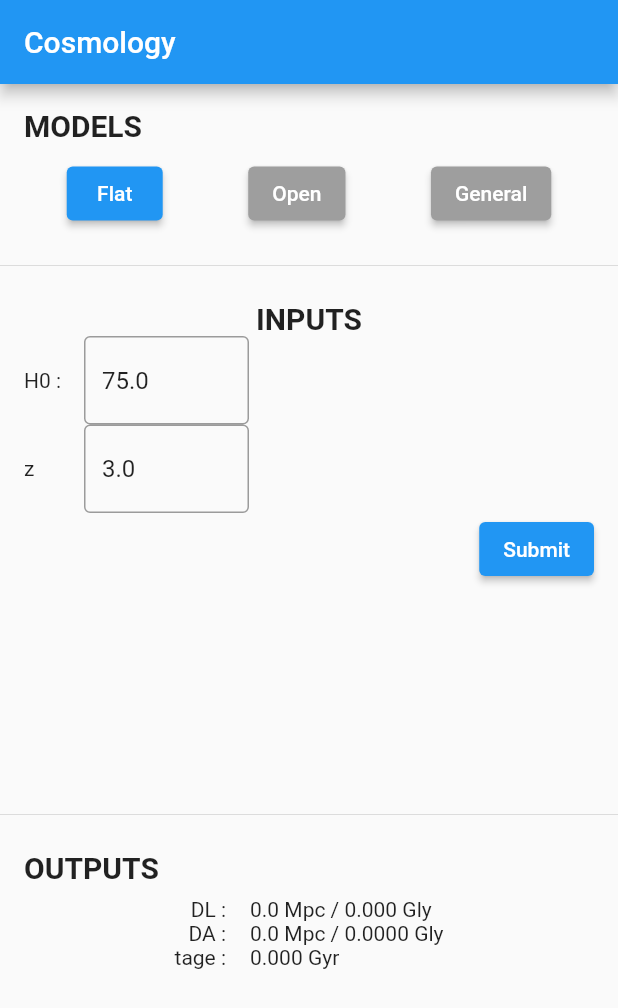
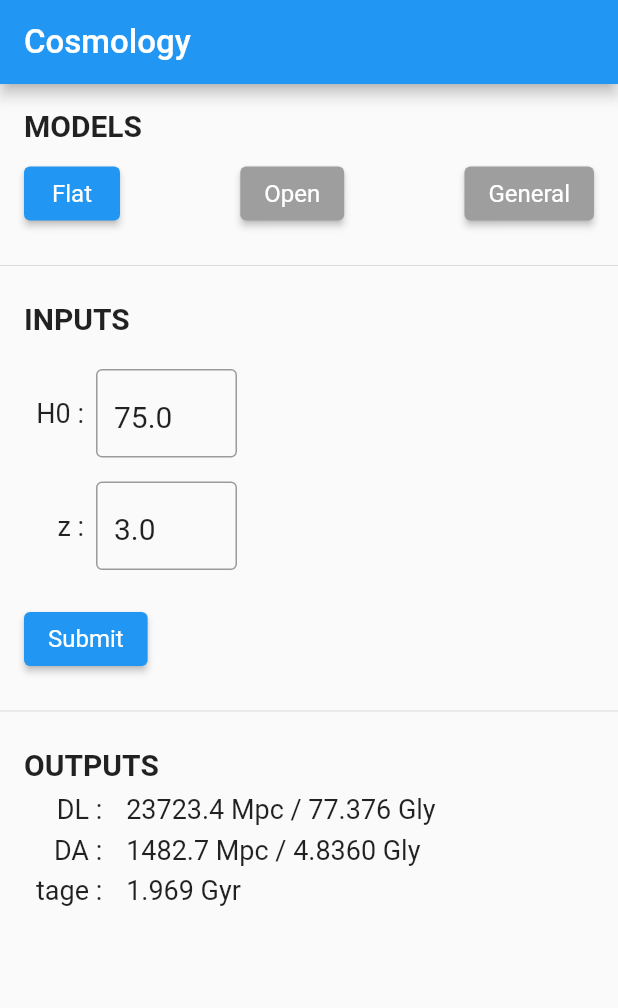
Before and after one commit to boshishuoshuo/cosmology_calculator, a Flutter app: the screen it shows after launch, on a phone screen of 412 x 824 dp. Shown: the top 1008 px of the screen. Run offline on Flutter 3.47's test engine with Material 2 defaults, Android fonts, the light colour scheme and no system bars; drawn by our look-alikes of easy_rich_text.

Commit message:
Finalize the format

```diff
--- a/lib/main.dart
+++ b/lib/main.dart
@@ -21,6 +21,10 @@ class MyApp extends StatelessWidget {
       title: 'Cosmology Calculator',
       theme: ThemeData(
         primarySwatch: Colors.blue,
+        textTheme: const TextTheme(
+          headline6: TextStyle(fontSize: 22),
+          bodyText2: TextStyle(fontSize: 18),
+        ),
       ),
       home: const CosmologyCalculatorScreen(),
     );
--- a/lib/providers/calculator.dart
+++ b/lib/providers/calculator.dart
@@ -14,17 +14,18 @@ class Calculator with ChangeNotifier {
     'z': 3.0,
     'H0': 75,
     'OmegaM': 0.3,
+    'OmegaV': 0.0,
     'age_Gyr': 0.0,
-    'zage_Gyr': 0.0,
+    'zage_Gyr': 1.969,
     'DTT_Gyr': 0.0,
     'DCMR_Mpc': 0.0,
     'DCMR_Gyr': 0.0,
     'V_Gpc': 0.0,
-    'DA_Mpc': 0.0,
-    'DA_Gyr': 0.0,
+    'DA_Mpc': 1482.7,
+    'DA_Gyr': 4.8360,
     'kpc_DA': 0.0,
-    'DL_Mpc': 0.0,
-    'DL_Gyr': 0.0,
+    'DL_Mpc': 23723.4,
+    'DL_Gyr': 77.376,
     'distanceModulus': 0.0,
   };
 
@@ -37,9 +38,22 @@ class Calculator with ChangeNotifier {
   }
 
   double get _WV {
-    return 1.0 -
-        _results['OmegaM']! -
-        0.4165 / (_results['H0']! * _results['H0']!);
+    switch (selectedModel) {
+      case Universe.flat:
+        {
+          return 1.0 -
+              _results['OmegaM']! -
+              0.4165 / (_results['H0']! * _results['H0']!);
+        }
+      case Universe.open:
+        {
+          return 0.0;
+        }
+      case Universe.general:
+        {
+          return _results['OmegaV']!;
+        }
+    }
   }
 
   double get _h {
@@ -123,10 +137,10 @@ class Calculator with ChangeNotifier {
   void calculate(Map<String, double?> inputValues) {
     _results['z'] = inputValues['redshift'];
     _results['H0'] = inputValues['hubbleConst'];
-    _results['WM'] = inputValues['omegaMatter'];
+    _results['OmegaM'] = inputValues['omegaMatter'];
+    _results['OmegaV'] = inputValues['omegaVacuum'];
     double age = _age;
     double zage = _zage;
-
     double DTT = _DTT;
     double DCMR = _DCMR;
     age = DTT + zage;
--- a/lib/widgets/input_forms.dart
+++ b/lib/widgets/input_forms.dart
@@ -16,16 +16,18 @@ class _InputFormsState extends State<InputForms> {
   final int Omega = 0x03A9;
   final int Lambda = 0x039B;
   final _form = GlobalKey<FormState>();
-  Map<String, double> _initValue = {
+  final Map<String, double> _initValue = {
     'redshift': 3.0,
     'hubbleConst': 75.0,
     'omegaMatter': 0.3,
+    'omegaVacuum': 0.0,
   };
 
   Map<String, double> _inputValue = {
     'redshift': 0.0,
     'hubbleConst': 75.0,
-    'omegaMatter': 3.0,
+    'omegaMatter': 0.3,
+    'omegaVacuum': 0.0
   };
 
   void _saveForm() {
@@ -43,27 +45,34 @@ class _InputFormsState extends State<InputForms> {
   @override
   Widget build(BuildContext context) {
     final calculator = Provider.of<Calculator>(context);
-    return Container(
-      height: 350,
+    return Padding(
       padding: const EdgeInsets.all(16.0),
       child: Form(
         key: _form,
         child: Column(
+          crossAxisAlignment: CrossAxisAlignment.start,
           children: [
             const Text(
               'INPUTS',
               style: TextStyle(fontSize: 20, fontWeight: FontWeight.bold),
             ),
+            const SizedBox(height: 14),
             Row(
+              crossAxisAlignment: CrossAxisAlignment.start,
+              children: [
+                Column(
                   children: [
                     Container(
+                      height: 75,
                       width: 150,
-                  child: Column(
+                      alignment: Alignment.center,
+                      child: Row(
                         children: [
-                      Row(
-                        children: [
-                          SizedBox(
+                          Container(
+                            alignment: Alignment.centerRight,
                             width: 40,
+                            child: Tooltip(
+                              message: 'Hubble constant',
                               child: EasyRichText(
                                 'H0 :',
                                 patternList: [
@@ -75,8 +84,12 @@ class _InputFormsState extends State<InputForms> {
                                 ],
                               ),
                             ),
+                          ),
                           Expanded(
+                            child: Padding(
+                              padding: const EdgeInsets.all(8.0),
                               child: TextFormField(
+                                style: const TextStyle(fontSize: 20),
                                 initialValue:
                                     _initValue['hubbleConst'].toString(),
                                 decoration: const InputDecoration(
@@ -109,13 +122,26 @@ class _InputFormsState extends State<InputForms> {
                                 },
                               ),
                             ),
+                          ),
                         ],
                       ),
-                      Row(
+                    ),
+                    Container(
+                      height: 75,
+                      width: 150,
+                      alignment: Alignment.center,
+                      child: Row(
                         children: [
-                          const SizedBox(width: 40, child: Text('z')),
+                          Container(
+                              alignment: Alignment.centerRight,
+                              width: 40,
+                              child: const Tooltip(
+                                  message: 'redshift', child: Text('z :'))),
                           Expanded(
+                            child: Padding(
+                              padding: const EdgeInsets.all(8.0),
                               child: TextFormField(
+                                style: const TextStyle(fontSize: 20),
                                 initialValue: _initValue['redshift'].toString(),
                                 decoration: const InputDecoration(
                                   border: OutlineInputBorder(
@@ -123,7 +149,10 @@ class _InputFormsState extends State<InputForms> {
                                     width: 1.0,
                                   )),
                                 ),
-                              textInputAction: TextInputAction.next,
+                                textInputAction:
+                                    calculator.selectedModel != Universe.general
+                                        ? TextInputAction.done
+                                        : TextInputAction.next,
                                 // onFieldSubmitted: (_) {
                                 //   FocusScope.of(context).requestFocus(_priceFocusNode);
                                 // },
@@ -142,25 +171,37 @@ class _InputFormsState extends State<InputForms> {
                                 },
                                 keyboardType: TextInputType.number,
                                 onSaved: (value) {
-                                _inputValue['redshift'] = double.parse(value!);
+                                  _inputValue['redshift'] =
+                                      double.parse(value!);
                                 },
+                              ),
                             ),
                           ),
                         ],
                       ),
+                    ),
                   ],
                 ),
-                ),
                 Expanded(
+                  child: Padding(
+                    padding: const EdgeInsets.only(right: 20),
                     child: Column(
+                      crossAxisAlignment: CrossAxisAlignment.end,
                       children: [
                         if (calculator.selectedModel != Universe.flat)
-                        Row(
+                          Container(
+                            height: 75,
+                            width: 150,
+                            alignment: Alignment.center,
+                            child: Row(
                               children: [
-                            SizedBox(
+                                Container(
+                                  alignment: Alignment.centerRight,
                                   width: 40,
+                                  child: Tooltip(
+                                    message: 'Omega(matter)',
                                     child: EasyRichText(
-                                '${String.fromCharCode(Omega)}M',
+                                      '${String.fromCharCode(Omega)}M :',
                                       patternList: [
                                         EasyRichTextPattern(
                                           targetString: 'M',
@@ -170,8 +211,12 @@ class _InputFormsState extends State<InputForms> {
                                       ],
                                     ),
                                   ),
+                                ),
                                 Expanded(
+                                  child: Padding(
+                                    padding: const EdgeInsets.all(8.0),
                                     child: TextFormField(
+                                      style: const TextStyle(fontSize: 20),
                                       initialValue:
                                           _initValue['omegaMatter'].toString(),
                                       decoration: const InputDecoration(
@@ -204,15 +249,24 @@ class _InputFormsState extends State<InputForms> {
                                       },
                                     ),
                                   ),
+                                ),
                               ],
                             ),
+                          ),
                         if (calculator.selectedModel == Universe.general)
-                        Row(
+                          Container(
+                            height: 75,
+                            width: 150,
+                            alignment: Alignment.center,
+                            child: Row(
                               children: [
-                            SizedBox(
+                                Container(
+                                  alignment: Alignment.centerRight,
                                   width: 40,
+                                  child: Tooltip(
+                                    message: 'Omega(vacuum) or lambda',
                                     child: EasyRichText(
-                                '${String.fromCharCode(Omega)}${String.fromCharCode(Lambda)}',
+                                      '${String.fromCharCode(Omega)}${String.fromCharCode(Lambda)} :',
                                       patternList: [
                                         EasyRichTextPattern(
                                           targetString:
@@ -223,8 +277,12 @@ class _InputFormsState extends State<InputForms> {
                                       ],
                                     ),
                                   ),
+                                ),
                                 Expanded(
+                                  child: Padding(
+                                    padding: const EdgeInsets.all(8.0),
                                     child: TextFormField(
+                                      style: const TextStyle(fontSize: 20),
                                       initialValue:
                                           _initValue['omegaVacuum'].toString(),
                                       decoration: const InputDecoration(
@@ -257,20 +315,26 @@ class _InputFormsState extends State<InputForms> {
                                       },
                                     ),
                                   ),
-                          ],
                                 ),
                               ],
                             ),
                           ),
                       ],
                     ),
+                  ),
+                ),
+              ],
+            ),
+            const SizedBox(height: 14),
             Row(
-              mainAxisAlignment: MainAxisAlignment.end,
+              mainAxisAlignment: MainAxisAlignment.start,
               children: [
                 ElevatedButton(
                     onPressed: _saveForm,
                     child: const Text('Submit'),
-                ),
+                    style: ElevatedButton.styleFrom(
+                      textStyle: const TextStyle(fontSize: 16),
+                    )),
               ],
             ),
           ],
--- a/lib/widgets/output_results.dart
+++ b/lib/widgets/output_results.dart
@@ -25,7 +25,7 @@ class OutputResults extends StatelessWidget {
             ),
           ),
           Row(
-            mainAxisAlignment: MainAxisAlignment.center,
+            mainAxisAlignment: MainAxisAlignment.start,
             children: [
               Padding(
                 padding: const EdgeInsets.all(8.0),
@@ -45,6 +45,7 @@ class OutputResults extends StatelessWidget {
                         ],
                       ),
                     ),
+                    const SizedBox(height: 6),
                     Tooltip(
                       message: 'angular size distance',
                       child: EasyRichText(
@@ -58,6 +59,7 @@ class OutputResults extends StatelessWidget {
                         ],
                       ),
                     ),
+                    const SizedBox(height: 6),
                     Tooltip(
                       message: 'the age at redshift z',
                       child: EasyRichText(
@@ -81,8 +83,10 @@ class OutputResults extends StatelessWidget {
                   children: [
                     Text(
                         '${calculator.results['DL_Mpc']!.toStringAsFixed(1)} Mpc / ${calculator.results['DL_Gyr']!.toStringAsFixed(3)} Gly'),
+                    const SizedBox(height: 6),
                     Text(
                         '${calculator.results['DA_Mpc']!.toStringAsFixed(1)} Mpc / ${calculator.results['DA_Gyr']!.toStringAsFixed(4)} Gly'),
+                    const SizedBox(height: 6),
                     Text(
                         '${calculator.results['zage_Gyr']!.toStringAsFixed(3)} Gyr'),
                   ],
--- a/lib/widgets/select_universe.dart
+++ b/lib/widgets/select_universe.dart
@@ -31,17 +31,18 @@ class _SelectUniverseState extends State<SelectUniverse> {
             height: 10,
           ),
           Row(
-            mainAxisAlignment: MainAxisAlignment.spaceAround,
+            mainAxisAlignment: MainAxisAlignment.spaceBetween,
             children: [
               ElevatedButton(
                 onPressed: () {
                   return calculator.selectUniverse(Universe.flat);
                 },
-                child: Text('Flat'),
+                child: const Text('Flat'),
                 style: ElevatedButton.styleFrom(
                   primary: calculator.selectedModel == Universe.flat
                       ? Theme.of(context).primaryColor
                       : Colors.grey,
+                  textStyle: TextStyle(fontSize: 16),
                 ),
               ),
               ElevatedButton(
@@ -53,6 +54,7 @@ class _SelectUniverseState extends State<SelectUniverse> {
                   primary: calculator.selectedModel == Universe.open
                       ? Theme.of(context).primaryColor
                       : Colors.grey,
+                  textStyle: TextStyle(fontSize: 16),
                 ),
               ),
               ElevatedButton(
@@ -64,6 +66,7 @@ class _SelectUniverseState extends State<SelectUniverse> {
                   primary: calculator.selectedModel == Universe.general
                       ? Theme.of(context).primaryColor
                       : Colors.grey,
+                  textStyle: TextStyle(fontSize: 16),
                 ),
               ),
             ],
```
Lines whose indentation alone changed are shown as unchanged.
